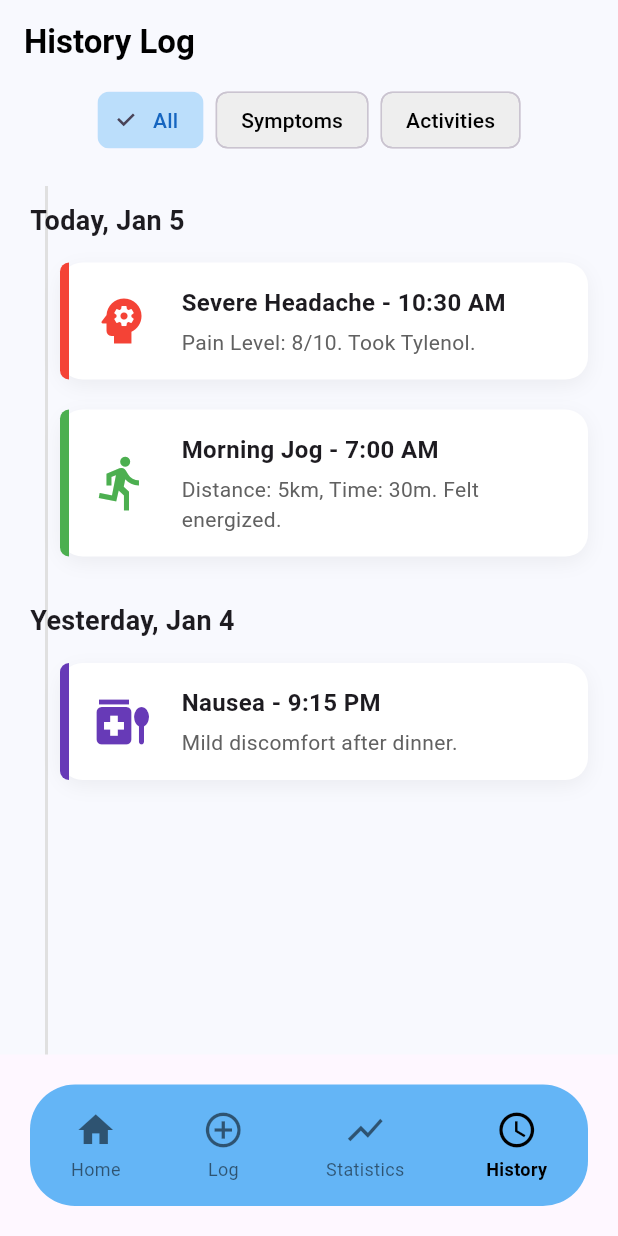
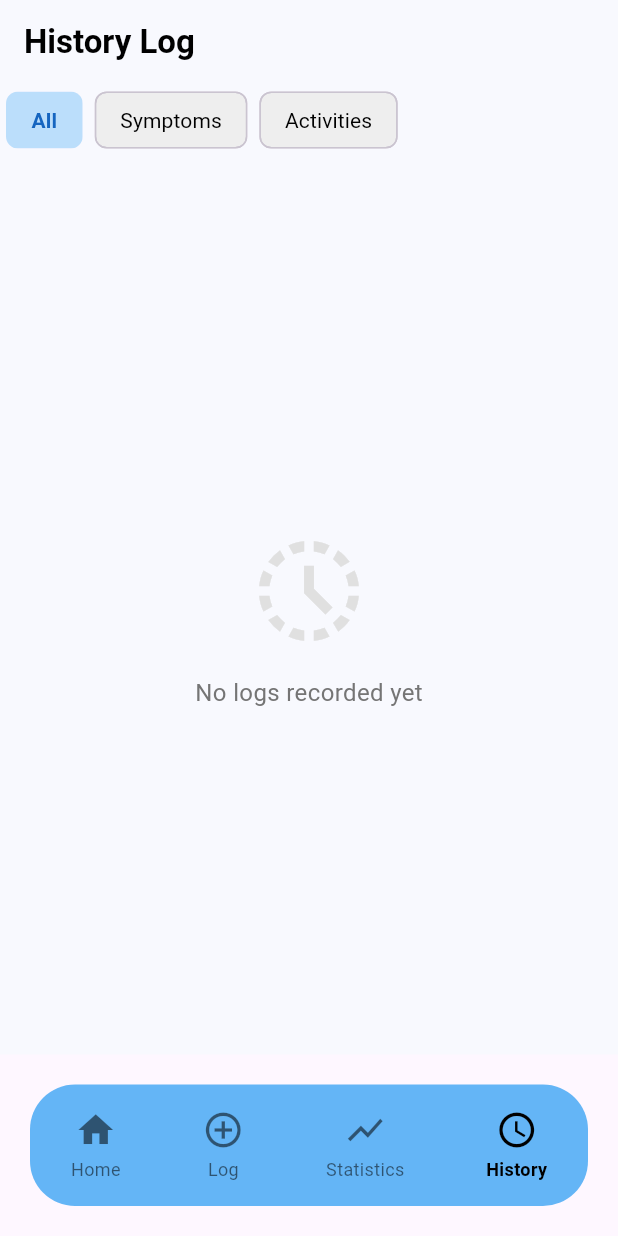
Before and after one commit to sokviporsoeun/Flutter_Project_II_Healme_Diary, a Flutter app: the screen it shows after launch, item 4 of the bottom bar chosen, on a phone screen of 412 x 824 dp. Run offline on Flutter 3.47's test engine with Material 3 defaults, Android fonts, the phone set to English and light mode, and no system bars; our stand-ins replace fl_chart; network calls fail.

Commit message:
add widgets

```diff
--- a/lib/data/symptom_repository.dart
+++ b/lib/data/symptom_repository.dart
@@ -1,4 +1,5 @@
 import '../models/symptom_log.dart';
+import '../models/log_entry.dart';
 
 class SymptomRepository {
   static final List<SymptomLog> _logs = [];
--- a/lib/ui/screens/main_screen.dart
+++ b/lib/ui/screens/main_screen.dart
@@ -15,11 +15,11 @@ class MainScreen extends StatefulWidget {
 class _MainScreenState extends State<MainScreen> {
   int _index = 0;
 
-  final screens = const [
-    HomeScreen(),
-    LogSymptomScreen(),
-    StatisticsScreen(),
-    HistoryScreen(),
+  final List<Widget> screens = [
+    const HomeScreen(),
+    const LogSymptomScreen(),
+    const StatisticsScreen(userLogs: []),
+    const HistoryScreen(),
   ];
 
   @override
--- a/lib/ui/screens/symptom_screen.dart
+++ b/lib/ui/screens/symptom_screen.dart
@@ -19,7 +19,7 @@ class SymptomScreen extends StatelessWidget {
       appBar: AppBar(title: const Text('Symptoms')),
       body: SelectableGrid(
         items: symptoms,
-        selected: const {}, // ❌ no selection needed here
+        selected: const {},
         onTap: (label) {
           final symptom =
               symptoms.firstWhere((item) => item.label == label);
--- a/lib/ui/screens/tabs/history_screen.dart
+++ b/lib/ui/screens/tabs/history_screen.dart
@@ -1,7 +1,6 @@
 import 'package:flutter/material.dart';
 import '../../../models/log_entry.dart';
-import '../../widgets/history_card.dart';
-// import '../../widgets/bottom_nav_bar.dart';
+import '../../widgets/history_list_widgets.dart';
 
 class HistoryScreen extends StatefulWidget {
   const HistoryScreen({super.key});
@@ -12,42 +11,12 @@ class HistoryScreen extends StatefulWidget {
 
 class _HistoryScreenState extends State<HistoryScreen> {
   String _selectedFilter = 'All';
-
-  // Sample Data
-  final List<LogEntry> allLogs = [
-    LogEntry(
-      title: "Severe Headache",
-      time: "10:30 AM",
-      subtitle: "Pain Level: 8/10. Took Tylenol.",
-      dateGroup: "Today, Jan 5",
-      icon: Icons.psychology,
-      color: Colors.red,
-      type: LogType.symptom,
-    ),
-    LogEntry(
-      title: "Morning Jog",
-      time: "7:00 AM",
-      subtitle: "Distance: 5km, Time: 30m. Felt energized.",
-      dateGroup: "Today, Jan 5",
-      icon: Icons.directions_run,
-      color: Colors.green,
-      type: LogType.activity,
-    ),
-    LogEntry(
-      title: "Nausea",
-      time: "9:15 PM",
-      subtitle: "Mild discomfort after dinner.",
-      dateGroup: "Yesterday, Jan 4",
-      icon: Icons.medication_liquid, // Replace with your stomach icon
-      color: Colors.deepPurple,
-      type: LogType.symptom,
-    ),
-  ];
+  final List<LogEntry> _userLogs = []; // Empty by default
 
   @override
   Widget build(BuildContext context) {
-    // Filter logic
-    List<LogEntry> filteredLogs = allLogs.where((log) {
+    // Filter Logic
+    List<LogEntry> filteredLogs = _userLogs.where((log) {
       if (_selectedFilter == 'Symptoms') return log.type == LogType.symptom;
       if (_selectedFilter == 'Activities') return log.type == LogType.activity;
       return true;
@@ -56,15 +25,31 @@ class _HistoryScreenState extends State<HistoryScreen> {
     return Scaffold(
       backgroundColor: const Color(0xFFF8F9FE),
       appBar: AppBar(
-        title: const Text("History Log", style: TextStyle(color: Colors.black, fontWeight: FontWeight.bold)),
+        title: const Text("History Log",
+          style: TextStyle(color: Colors.black, fontWeight: FontWeight.bold)),
         backgroundColor: Colors.transparent,
         elevation: 0,
       ),
       body: Column(
         children: [
           // Filter Chips
-          Row(
-            mainAxisAlignment: MainAxisAlignment.center,
+          _buildFilterBar(),
+
+          const SizedBox(height: 20),
+
+          // Conditional Content using Reusable Widgets
+          Expanded(
+            child: filteredLogs.isEmpty
+              ? const EmptyHistoryState()
+              : HistoryTimelineList(logs: filteredLogs),
+          ),
+        ],
+      ),
+    );
+  }
+
+  Widget _buildFilterBar() {
+    return Row(
       children: ['All', 'Symptoms', 'Activities'].map((filter) {
         bool isSelected = _selectedFilter == filter;
         return Padding(
@@ -75,56 +60,14 @@ class _HistoryScreenState extends State<HistoryScreen> {
             onSelected: (val) => setState(() => _selectedFilter = filter),
             selectedColor: Colors.blue.shade100,
             backgroundColor: Colors.grey.shade200,
-                  labelStyle: TextStyle(color: isSelected ? Colors.blue.shade800 : Colors.black),
+            showCheckmark: false,
+            labelStyle: TextStyle(
+              color: isSelected ? Colors.blue.shade800 : Colors.black,
+              fontWeight: isSelected ? FontWeight.bold : FontWeight.normal,
+            ),
           ),
         );
       }).toList(),
-          ),
-          const SizedBox(height: 20),
-          // History List with Timeline line
-          Expanded(
-            child: Stack(
-              children: [
-                // The Vertical Timeline Line
-                Positioned(
-                  left: 30,
-                  top: 0,
-                  bottom: 0,
-                  child: Container(width: 2, color: Colors.grey.shade300),
-                ),
-                ListView.builder(
-                  itemCount: filteredLogs.length,
-                  itemBuilder: (context, index) {
-                    final log = filteredLogs[index];
-                    bool showDate = index == 0 || filteredLogs[index - 1].dateGroup != log.dateGroup;
-
-                    return Column(
-                      crossAxisAlignment: CrossAxisAlignment.start,
-                      children: [
-                        if (showDate)
-                          Padding(
-                            padding: const EdgeInsets.only(left: 20, bottom: 15, top: 10),
-                            child: Text(
-                              log.dateGroup,
-                              style: const TextStyle(fontSize: 18, fontWeight: FontWeight.bold),
-                            ),
-                          ),
-                        HistoryCard(
-                          title: log.title,
-                          time: log.time,
-                          subtitle: log.subtitle,
-                          icon: log.icon,
-                          accentColor: log.color,
-                        ),
-                      ],
-                    );
-                  },
-                ),
-              ],
-            ),
-          ),
-        ],
-      ),
     );
   }
 }
--- a/lib/ui/screens/tabs/home_screen.dart
+++ b/lib/ui/screens/tabs/home_screen.dart
@@ -71,7 +71,7 @@ class _HomeScreenState extends State<HomeScreen> {
 
               const SizedBox(height: 20),
 
-              /// EMPTY STATE
+              // Empty State
               if (latestSymptoms.isEmpty)
                 const Center(
                   child: Padding(
@@ -83,7 +83,7 @@ class _HomeScreenState extends State<HomeScreen> {
                   ),
                 )
 
-              /// DATA STATE
+              //data state
               else
                 ...latestSymptoms.map((log) {
                   return Padding(
--- /dev/null
+++ b/lib/ui/widgets/history_list_widgets.dart
@@ -0,0 +1,76 @@
+import 'package:flutter/material.dart';
+import '../../models/log_entry.dart';
+import 'history_card.dart';
+
+/// Shown when there are no logs to display
+class EmptyHistoryState extends StatelessWidget {
+  const EmptyHistoryState({super.key});
+
+  @override
+  Widget build(BuildContext context) {
+    return Center(
+      child: Column(
+        mainAxisAlignment: MainAxisAlignment.center,
+        children: [
+          Icon(Icons.history_toggle_off, size: 80, color: Colors.grey.shade300),
+          const SizedBox(height: 16),
+          Text(
+            "No logs recorded yet",
+            style: TextStyle(color: Colors.grey.shade600, fontSize: 16),
+          ),
+        ],
+      ),
+    );
+  }
+}
+
+/// The actual scrollable list with the vertical timeline line
+class HistoryTimelineList extends StatelessWidget {
+  final List<LogEntry> logs;
+
+  const HistoryTimelineList({super.key, required this.logs});
+
+  @override
+  Widget build(BuildContext context) {
+    return Stack(
+      children: [
+        // The Vertical Timeline Line
+        Positioned(
+          left: 30,
+          top: 0,
+          bottom: 0,
+          child: Container(width: 2, color: Colors.grey.shade300),
+        ),
+        ListView.builder(
+          itemCount: logs.length,
+          itemBuilder: (context, index) {
+            final log = logs[index];
+            // Logic to show the date header only when the date changes
+            bool showDate = index == 0 || logs[index - 1].dateGroup != log.dateGroup;
+
+            return Column(
+              crossAxisAlignment: CrossAxisAlignment.start,
+              children: [
+                if (showDate)
+                  Padding(
+                    padding: const EdgeInsets.only(left: 20, bottom: 15, top: 10),
+                    child: Text(
+                      log.dateGroup,
+                      style: const TextStyle(fontSize: 18, fontWeight: FontWeight.bold),
+                    ),
+                  ),
+                HistoryCard(
+                  title: log.title,
+                  time: log.time,
+                  subtitle: log.subtitle,
+                  icon: log.icon,
+                  accentColor: log.color,
+                ),
+              ],
+            );
+          },
+        ),
+      ],
+    );
+  }
+}
--- a/pubspec.yaml
+++ b/pubspec.yaml
@@ -31,6 +31,7 @@ dependencies:
   flutter:
     sdk: flutter
   intl: ^0.18.1
+  fl_chart: 0.66.0
 
   # The following adds the Cupertino Icons font to your application.
   # Use with the CupertinoIcons class for iOS style icons.
```
Also changed, not shown: lib/ui/screens/tabs/statistics_screen.dart (+74 -4 lines), lib/ui/widgets/app_line_chart.dart (added, +50 -0 lines), pubspec.lock. Lines whose indentation alone changed are shown as unchanged.
